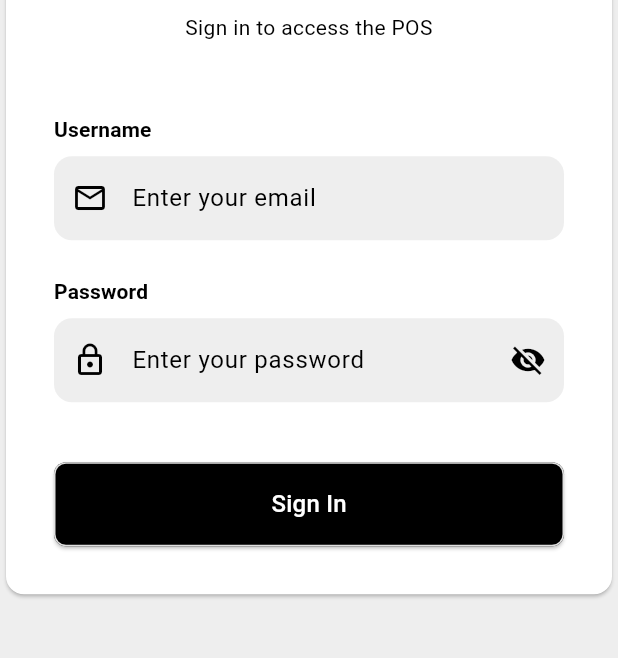
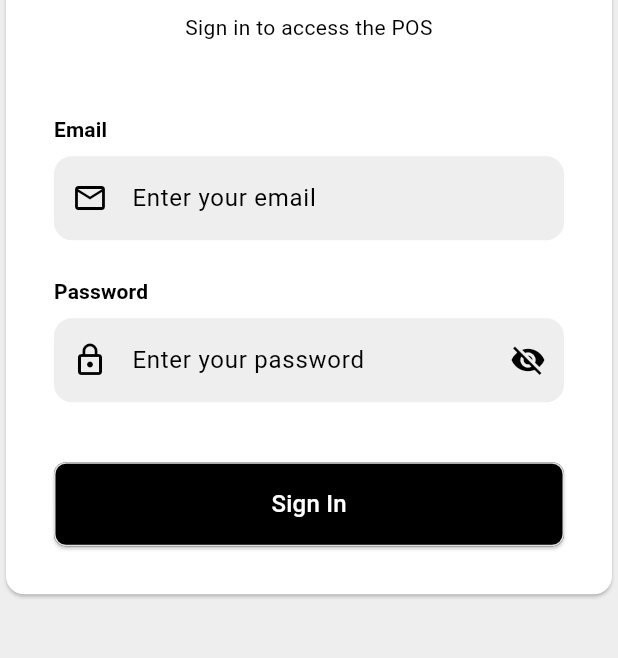
Before and after one commit to GuyWithBag/printsari_sia, a Flutter app: the screen it shows after launch, on a phone screen of 412 x 824 dp, the part 383-1041 px from its top. Run offline on Flutter 3.47's test engine with Material 3 defaults, Android fonts, the phone set to English and light mode, and no system bars; our stand-ins replace flutter_hooks, go_router, supabase_flutter, url_strategy; missing offline and left inert: svg_pic_editor; accounts and stored records are empty.

Commit message:
fix: Changed Username to Email

```diff
--- a/lib/pages/login_page.dart
+++ b/lib/pages/login_page.dart
@@ -85,7 +85,7 @@ class LoginPage extends HookWidget {
                   const SizedBox(height: 48),
 
                   Text(
-                    'Username',
+                    'Email',
                     style: Theme.of(context).textTheme.titleSmall!.copyWith(
                       fontWeight: FontWeight.bold,
                     ),
```
